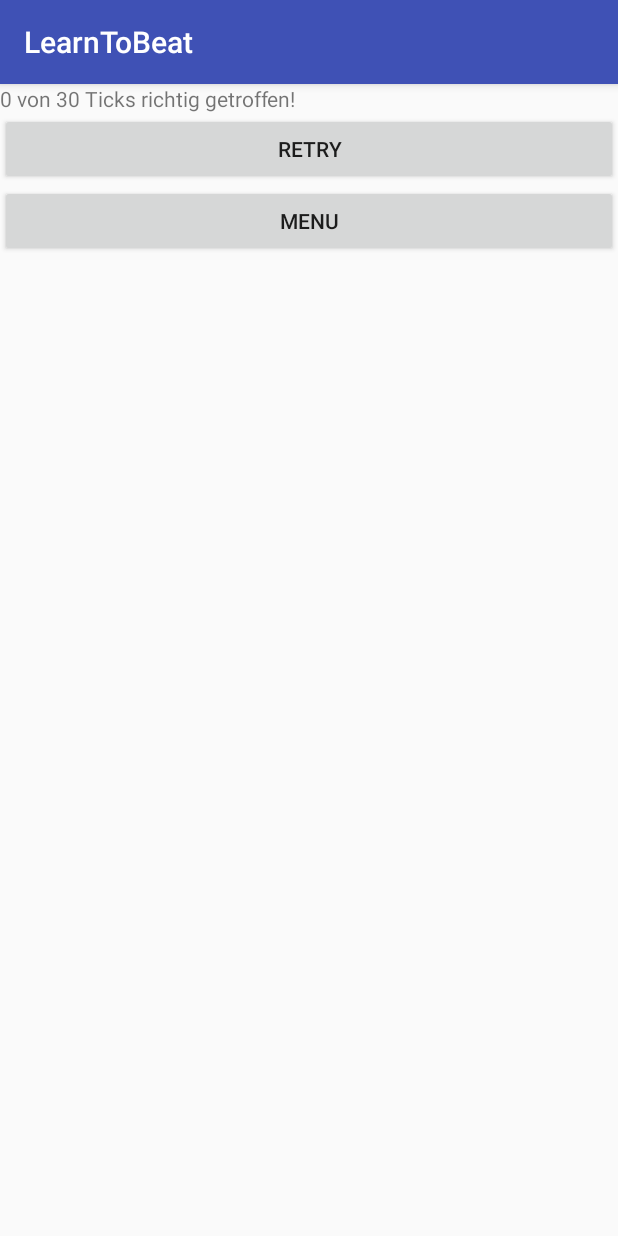
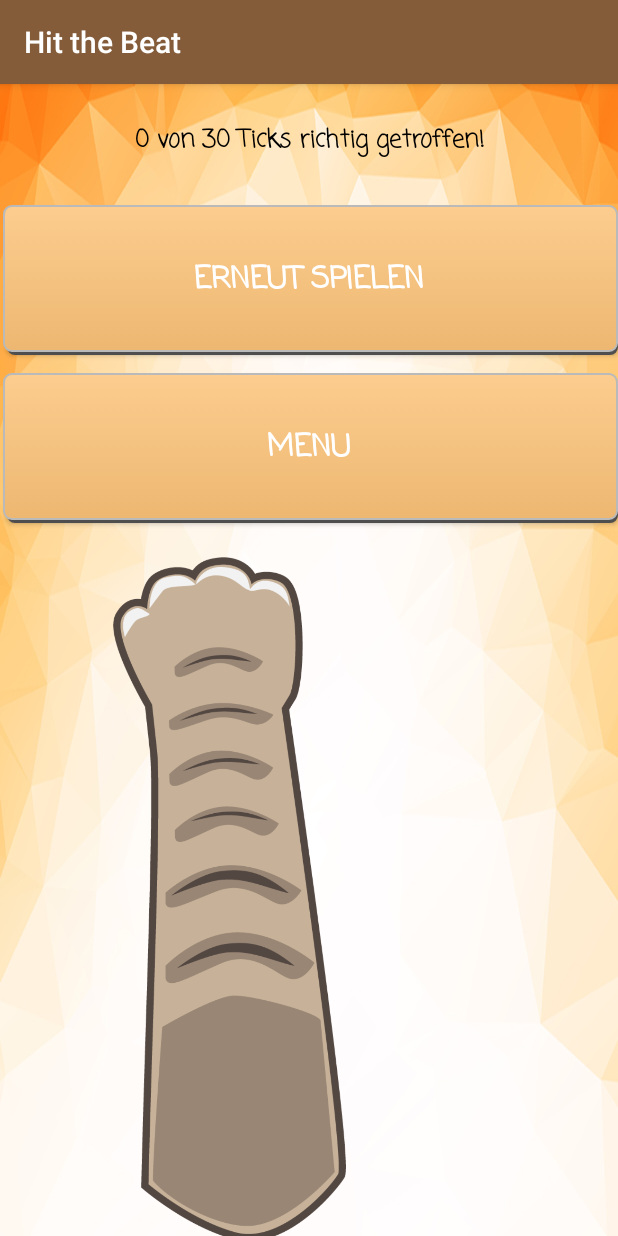
Before and after one commit to VirtualPaws/LearnToBeat, an Android app: the LevelFinished screen opened directly, with no data from a screen before it, on a phone screen of 412 x 824 dp. Run offline under Robolectric (Android 15) with nearby library versions, the phone set to English and light mode, and no system bars.

Commit message:
verbesserte overfläche, button layout

```diff
--- /dev/null
+++ b/app/src/main/res/drawable/button_selector.xml
@@ -0,0 +1,23 @@
+<selector xmlns:android="http://schemas.android.com/apk/res/android">
+    <item>
+        <layer-list>
+            <item android:left="5dp" android:top="5dp">
+                <shape>
+                    <corners android:radius="5dp" />
+                    <solid android:color="#4f4e4e" />
+                </shape>
+            </item>
+            <item android:bottom="2dp" android:left="2dp">
+                <shape>
+                    <gradient android:angle="270"
+                        android:endColor="#edb771" android:startColor="#fccd8f" />
+                    <stroke android:width="1dp" android:color="#BABABA" />
+                    <corners android:radius="5dp" />
+                    <padding android:bottom="10dp" android:left="10dp"
+                        android:right="10dp" android:top="10dp" />
+                </shape>
+            </item>
+        </layer-list>
+    </item>
+
+</selector>
--- a/app/src/main/res/layout/activity_main.xml
+++ b/app/src/main/res/layout/activity_main.xml
@@ -8,7 +8,7 @@
     android:paddingRight="@dimen/activity_horizontal_margin"
     android:paddingTop="@dimen/activity_vertical_margin"
     android:orientation="vertical"
-
+    android:background="@drawable/bg_orange"
     tools:context="com.example.mephysta.learntobeat.MainActivity">
 
     <TextView
@@ -22,12 +22,6 @@
         android:fontFamily="casual"
         />
 
-    <ProgressBar
-        android:layout_width="match_parent"
-        android:layout_height="wrap_content"
-        style="@android:style/Widget.ProgressBar.Horizontal"
-        android:layout_marginRight="5dp"
-        android:id="@+id/progress_bar"/>
 
 
     <LinearLayout
@@ -54,8 +48,10 @@
             android:fontFamily="casual"
             android:textStyle="bold"
             android:textColor="@color/white"
-            android:background="@color/btnBackground"
-            android:soundEffectsEnabled="false"/>
+
+            android:soundEffectsEnabled="false"
+            android:background="@drawable/button_selector"
+            />
             />
     </LinearLayout>
 
@@ -73,7 +69,7 @@
         android:fontFamily="casual"
         android:textStyle="bold"
         android:textColor="@color/white"
-        android:background="@color/btnBackground"
+        android:background="@drawable/button_selector"
         android:soundEffectsEnabled="false"/>
 
     <Button
@@ -90,10 +86,19 @@
         android:layout_height="200dp"
         android:id="@+id/imageView"
         android:layout_gravity="bottom"
-        android:background="@drawable/bg_stripes_02"
+
         android:layout_marginBottom="0dp"
         android:layout_alignParentBottom="true"
         android:layout_alignParentLeft="true"
         android:layout_alignParentStart="true" />
+    <!--    android:background="@drawable/bg_stripes_02" -->
+
+    <ProgressBar
+        android:layout_width="match_parent"
+        android:layout_height="wrap_content"
+        style="@android:style/Widget.ProgressBar.Horizontal"
+        android:id="@+id/progress_bar"
+        android:layout_above="@+id/result"
+        android:layout_centerHorizontal="true" />
 
 </RelativeLayout>
--- a/app/src/main/res/layout/level_finished.xml
+++ b/app/src/main/res/layout/level_finished.xml
@@ -1,23 +1,60 @@
 <?xml version="1.0" encoding="utf-8"?>
 <LinearLayout xmlns:android="http://schemas.android.com/apk/res/android"
     android:orientation="vertical" android:layout_width="match_parent"
-    android:layout_height="match_parent">
+    android:layout_height="match_parent"
+    android:background="@drawable/bg_orange">>
 
     <TextView
         android:layout_width="match_parent"
-        android:layout_height="wrap_content"
+        android:layout_height="25dp"
+        android:layout_marginTop="25dp"
+
+        android:textSize="16sp"
+        android:textStyle="bold"
+        android:fontFamily="casual"
+        android:textColor="@color/black"
+        android:textAlignment="center"
+
         android:id="@+id/resultText"
         android:text="@string/default_result" />
 
     <Button
         android:layout_width="match_parent"
-        android:layout_height="wrap_content"
+        android:layout_height="100dp"
+        android:layout_marginTop="30dp"
         android:id="@+id/retry"
-        android:text="@string/retry"/>
+
+        android:textSize="20sp"
+        android:textStyle="bold"
+        android:fontFamily="casual"
+        android:textColor="@color/white"
+        android:text="@string/retry"
+
+        android:background="@drawable/button_selector"
+       />
+
     <Button
         android:layout_width="match_parent"
-        android:layout_height="wrap_content"
+        android:layout_height="100dp"
+        android:layout_marginTop="12dp"
         android:id="@+id/menu"
-        android:text="@string/menu"/>
+
+        android:textSize="20sp"
+        android:textStyle="bold"
+        android:fontFamily="casual"
+        android:textColor="@color/white"
+        android:text="@string/menu"
+
+        android:background="@drawable/button_selector"
+        />
+
+    <ImageView
+        android:layout_width="300dp"
+        android:layout_height="500dp"
+
+        android:src="@drawable/cat_01"
+        android:adjustViewBounds="true"
+        android:scaleType="fitCenter"
+        android:id="@+id/imageView2" />
 
 </LinearLayout>
--- a/app/src/main/res/values/colors.xml
+++ b/app/src/main/res/values/colors.xml
@@ -1,7 +1,7 @@
 <?xml version="1.0" encoding="utf-8"?>
 <resources>
-    <color name="colorPrimary">#3F51B5</color>
-    <color name="colorPrimaryDark">#303F9F</color>
+    <color name="colorPrimary">#845c39</color>
+    <color name="colorPrimaryDark">#473e24</color>
     <color name="colorAccent">#FF4081</color>
     <color name="white">#FFFFFF</color>
     <color name="black">#000000</color>
--- a/app/src/main/res/values/strings.xml
+++ b/app/src/main/res/values/strings.xml
@@ -1,9 +1,9 @@
 <resources>
-    <string name="app_name">LearnToBeat</string>
+    <string name="app_name">Hit the Beat</string>
     <string name="titel">Triff den Beat</string>
     <string name="metronom">Metronom</string>
 
     <string name="default_result">Kein Ergebnis konnte ermittelt werden.</string>
-    <string name="retry">Retry</string>
+    <string name="retry">Erneut spielen</string>
     <string name="menu">Menu</string>
 </resources>
```
Also changed, not shown: app/src/main/res/drawable/bg_orange.jpg (added), app/src/main/res/drawable/cat_01.png (added).
